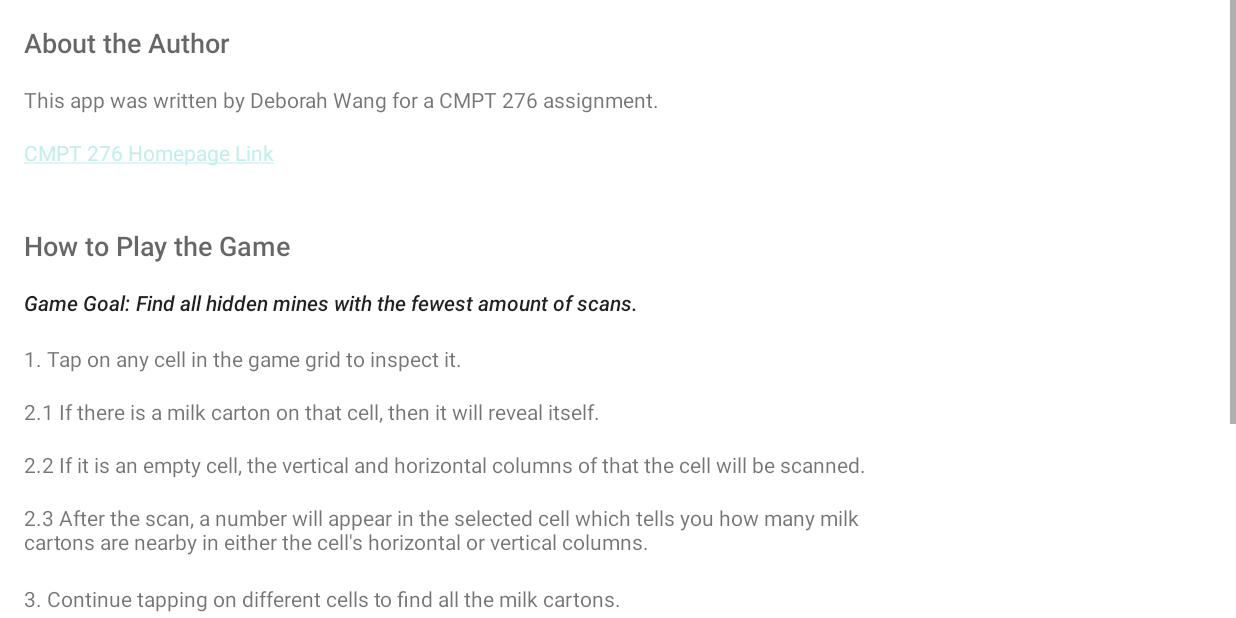
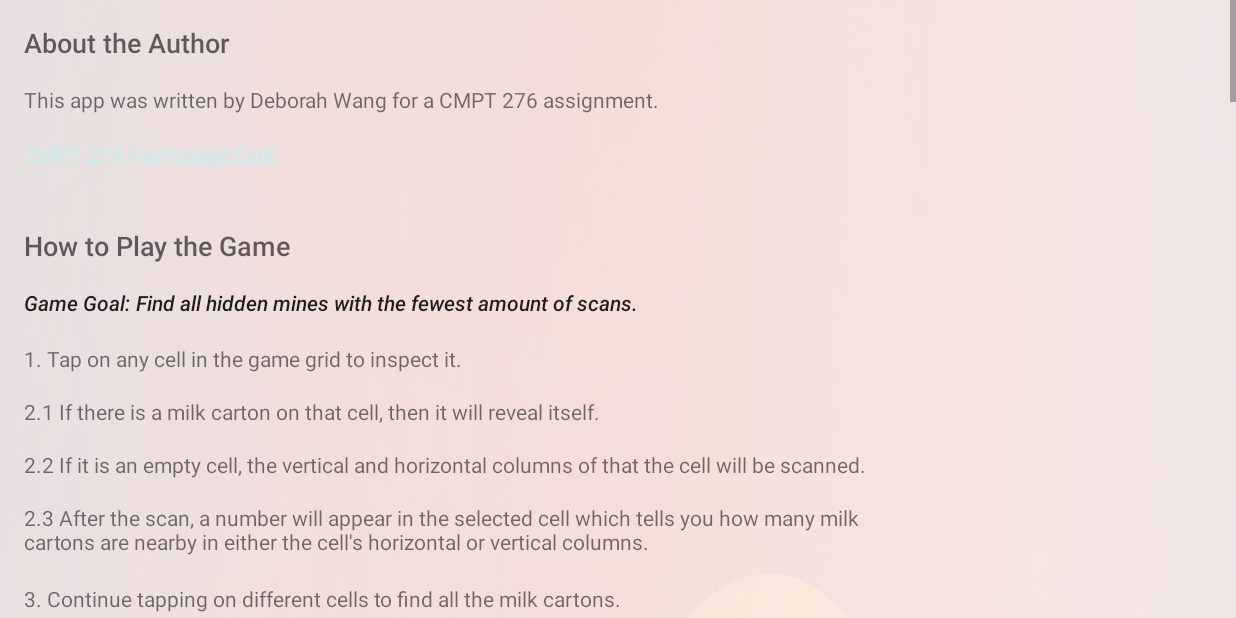
Before and after one commit to mrpthemrp/cmpt276-a3-game, an Android app: the HelpScreen screen opened directly, with no data from a screen before it, on a phone screen of 824 x 412 dp (held sideways). Run offline under Robolectric (Android 15) with nearby library versions, the phone set to English and light mode, and no system bars.

Commit message:
Images set.

```diff
--- a/app/src/main/java/cmpt276/assign3/mineseeker/ui/HelpScreen.java
+++ b/app/src/main/java/cmpt276/assign3/mineseeker/ui/HelpScreen.java
@@ -1,31 +1,31 @@
 package cmpt276.assign3.mineseeker.ui;
-
-import androidx.appcompat.app.AppCompatActivity;
 
 import android.content.Context;
 import android.content.Intent;
 import android.os.Bundle;
-import android.text.Html;
+import android.text.method.LinkMovementMethod;
 import android.widget.TextView;
-import android.text.method.LinkMovementMethod;
+
+import androidx.appcompat.app.AppCompatActivity;
 
 import cmpt276.assign3.mineseeker.R;
 
 public class HelpScreen extends AppCompatActivity {
-    private TextView hyperlink;
 
     @Override
     protected void onCreate(Bundle savedInstanceState) {
         super.onCreate(savedInstanceState);
         setContentView(R.layout.activity_help_screen);
 
-        setupHyperlink();
+        setupHyperlinks();
 
     }
 
-    private void setupHyperlink() {
-        hyperlink = findViewById(R.id.help_Hyperlink);
-        hyperlink.setMovementMethod(LinkMovementMethod.getInstance());
+    private void setupHyperlinks() {
+        TextView hyperlink1 = findViewById(R.id.help_Hyperlink);
+        TextView hyperlink2 = findViewById(R.id.help_CitationContent);
+        hyperlink1.setMovementMethod(LinkMovementMethod.getInstance());
+        hyperlink2.setMovementMethod(LinkMovementMethod.getInstance());
     }
 
     public static Intent makeIntent(Context context){
--- a/app/src/main/res/layout/activity_game_screen.xml
+++ b/app/src/main/res/layout/activity_game_screen.xml
@@ -4,6 +4,9 @@
     xmlns:tools="http://schemas.android.com/tools"
     android:layout_width="match_parent"
     android:layout_height="match_parent"
+    android:background="@drawable/peach_background"
+    android:backgroundTint="#5CF3F3F3"
+    android:backgroundTintMode="multiply"
     tools:context=".ui.GameScreen">
 
 </androidx.constraintlayout.widget.ConstraintLayout>
--- a/app/src/main/res/layout/activity_help_screen.xml
+++ b/app/src/main/res/layout/activity_help_screen.xml
@@ -13,6 +13,9 @@
         android:layout_width="match_parent"
         android:layout_height="wrap_content"
         android:layout_marginBottom="60dp"
+        android:background="@drawable/peach_3d_background"
+        android:backgroundTint="#5CF3F3F3"
+        android:backgroundTintMode="multiply"
         android:orientation="vertical"
         app:layout_constraintBottom_toBottomOf="parent"
         app:layout_constraintEnd_toEndOf="parent"
--- a/app/src/main/res/layout/activity_welcome_screen.xml
+++ b/app/src/main/res/layout/activity_welcome_screen.xml
@@ -4,6 +4,9 @@
     xmlns:tools="http://schemas.android.com/tools"
     android:layout_width="match_parent"
     android:layout_height="match_parent"
+    android:background="@drawable/peach_3d_background"
+    android:backgroundTint="#5CF3F3F3"
+    android:backgroundTintMode="multiply"
     tools:context=".ui.WelcomeScreen">
 
     <TextView
@@ -49,6 +52,6 @@
         android:layout_marginTop="41dp"
         app:layout_constraintStart_toStartOf="parent"
         app:layout_constraintTop_toBottomOf="@+id/welcome_gameName"
-        app:srcCompat="@drawable/peach_milk" />
+        app:srcCompat="@drawable/peach_milk"></ImageView>
 
 </androidx.constraintlayout.widget.ConstraintLayout>
--- a/app/src/main/res/values/colors.xml
+++ b/app/src/main/res/values/colors.xml
@@ -1,7 +1,7 @@
 <?xml version="1.0" encoding="utf-8"?>
 <resources>
-    <color name="peach_200">#FFAB91</color>
-    <color name="peach_500">#F3B19D</color>
+    <color name="peach_200">#FBDCD2</color>
+    <color name="peach_500">#C6836E</color>
     <color name="peach_700">#7A3019</color>
     <color name="teal_200">#C2EFEB</color>
     <color name="teal_700">#84ACAB</color>
```
Also changed, not shown: app/src/main/res/layout/activity_main.xml (+7 -3 lines), app/src/main/res/layout/activity_options_screen.xml (+8 -1 lines), app/src/main/res/drawable/options_background.jpg (deleted), app/src/main/res/drawable/peach_3d_background.jpg (added), app/src/main/res/drawable/peach_background.jpg (added).
